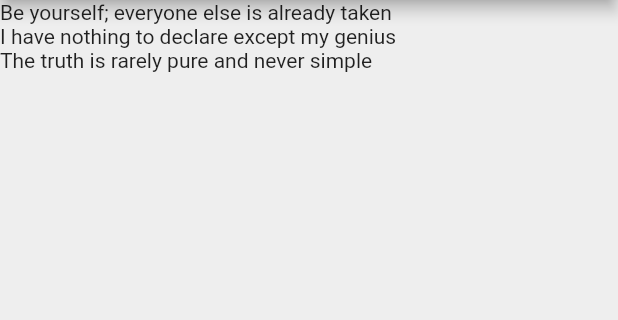
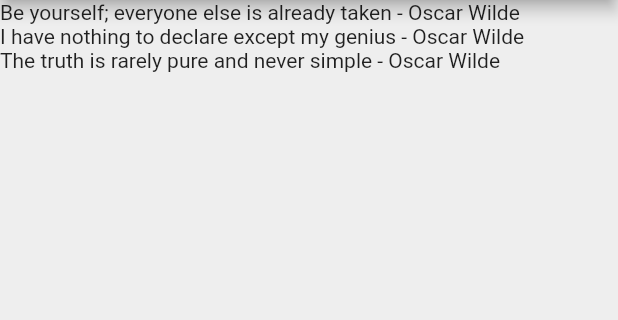
Before and after one commit to Dre90/flutter_tutorial_quotes, a Flutter app: the screen it shows after launch, on a phone screen of 412 x 824 dp, the part 84-404 px from its top. Run offline on Flutter 3.47's test engine with Material 2 defaults, Android fonts, the phone set to English and light mode, and no system bars.

Commit message:
part two

```diff
--- a/lib/main.dart
+++ b/lib/main.dart
@@ -1,4 +1,5 @@
 import 'package:flutter/material.dart';
+import 'quote.dart';
 
 void main() => runApp(MaterialApp(
   home: QuoteList(),
@@ -11,10 +12,10 @@ class QuoteList extends StatefulWidget {
 
 class _QuoteListState extends State<QuoteList> {
 
-  List<String> quotes = [
-    'Be yourself; everyone else is already taken',
-    'I have nothing to declare except my genius',
-    'The truth is rarely pure and never simple'
+  List<Quote> quotes = [
+    Quote(author: 'Oscar Wilde', text: 'Be yourself; everyone else is already taken'),
+    Quote(author: 'Oscar Wilde', text: 'I have nothing to declare except my genius'),
+    Quote(author: 'Oscar Wilde', text: 'The truth is rarely pure and never simple')
   ];
 
   @override
@@ -28,7 +29,7 @@ class _QuoteListState extends State<QuoteList> {
       ),
       body: Column(
         crossAxisAlignment: CrossAxisAlignment.start,
-        children: quotes.map((quote) => Text(quote)).toList(),
+        children: quotes.map((quote) => Text("${quote.text} - ${quote.author}")).toList(),
       ),
     );
   }
--- /dev/null
+++ b/lib/quote.dart
@@ -0,0 +1,8 @@
+class Quote {
+
+  String text;
+  String author;
+
+  Quote({ this.text, this.author });
+
+}
```
